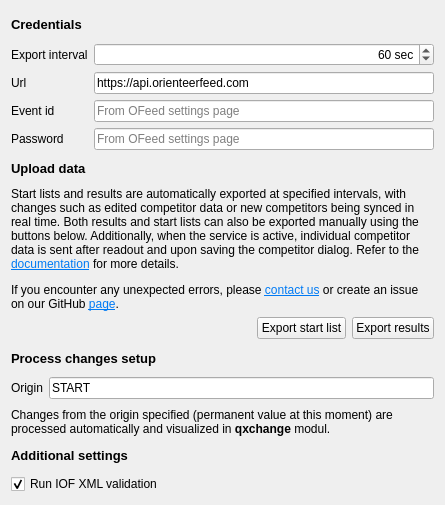
The window that quickevent/app/quickevent/plugins/Event/src/services/ofeed/ofeedclientwidget.ui (arnost00/quickbox) describes before a commit, drawn with Qt 5.
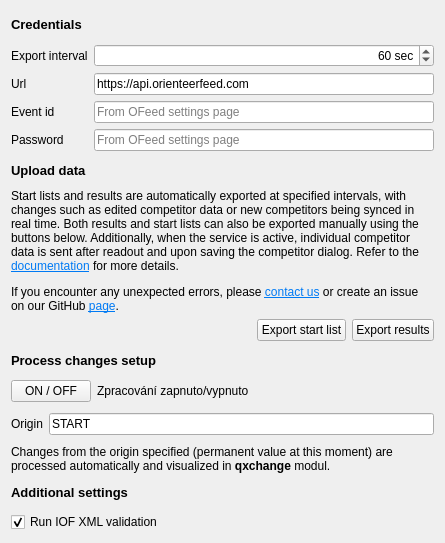
The same window after the commit.

Commit message: Added button to turn on/off changes processing e.g. in case when ochecklist is not used (default state is OFF)

```diff
--- a/quickevent/app/quickevent/plugins/Event/src/services/ofeed/ofeedclientwidget.ui
+++ b/quickevent/app/quickevent/plugins/Event/src/services/ofeed/ofeedclientwidget.ui
@@ -7,7 +7,7 @@
     <x>0</x>
     <y>0</y>
     <width>445</width>
-    <height>505</height>
+    <height>543</height>
    </rect>
   </property>
   <property name="windowTitle">
@@ -201,6 +201,51 @@
        </property>
       </widget>
      </item>
+     <item>
+      <layout class="QFormLayout" name="formLayout">
+       <item row="0" column="0">
+        <widget class="QPushButton" name="processChangesOnOffButton">
+         <property name="sizePolicy">
+          <sizepolicy hsizetype="Maximum" vsizetype="Fixed">
+           <horstretch>0</horstretch>
+           <verstretch>0</verstretch>
+          </sizepolicy>
+         </property>
+         <property name="minimumSize">
+          <size>
+           <width>0</width>
+           <height>0</height>
+          </size>
+         </property>
+         <property name="cursor">
+          <cursorShape>ArrowCursor</cursorShape>
+         </property>
+         <property name="toolTip">
+          <string>Turn on/off changes processing</string>
+         </property>
+         <property name="layoutDirection">
+          <enum>Qt::LayoutDirection::LeftToRight</enum>
+         </property>
+         <property name="autoFillBackground">
+          <bool>false</bool>
+         </property>
+         <property name="text">
+          <string>ON / OFF</string>
+         </property>
+         <property name="checkable">
+          <bool>true</bool>
+         </property>
+        </widget>
+       </item>
+       <item row="0" column="1">
+        <widget class="QLabel" name="processChangesOnOffLabel">
+         <property name="text">
+          <string>Zpracování zapnuto/vypnuto</string>
+         </property>
+        </widget>
+       </item>
+      </layout>
+     </item>
      <item>
       <layout class="QFormLayout" name="processChangesOriginForm">
        <item row="0" column="0">
```
The commit also changes 18 other files.
